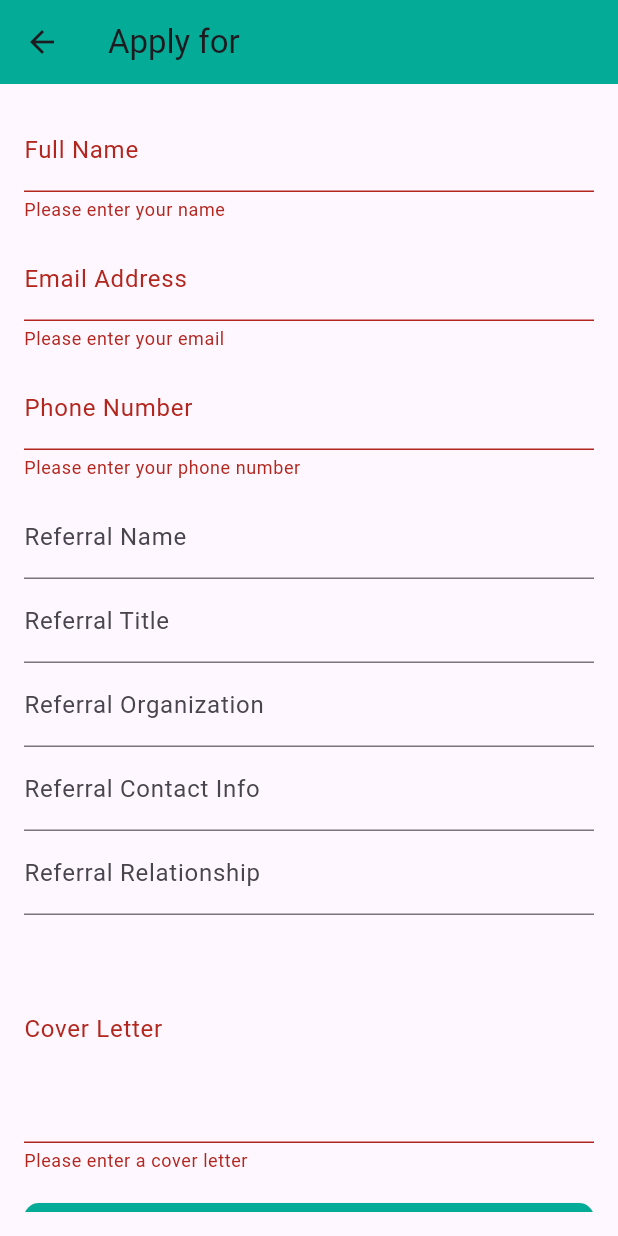
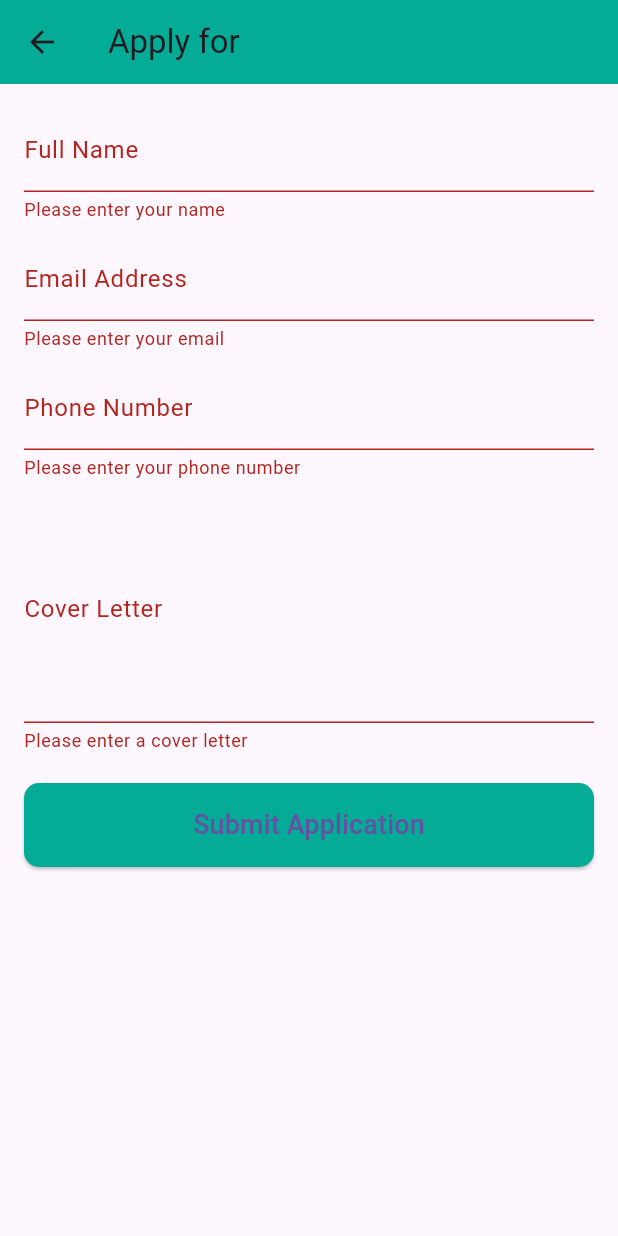
Before and after one commit to bsc-com-35-20/Intern_Hub, a Flutter app: the ApplicationPage screen opened directly with empty values, after a tap on "Submit Application", on a phone screen of 412 x 824 dp. Run offline on Flutter 3.47's test engine with Material 3 defaults, Android fonts, the light colour scheme and no system bars; our stand-ins replace cloud_firestore, file_picker, firebase_auth, firebase_core, firebase_storage, fluttertoast and 1 more; accounts and stored records are empty.

Commit message:
failed to send applications to email. tryng a different way

```diff
--- a/lib/Home/Applicationpage.dart
+++ b/lib/Home/Applicationpage.dart
@@ -1,17 +1,13 @@
 import 'package:flutter/material.dart';
 import 'package:cloud_firestore/cloud_firestore.dart';
 import 'package:internhub/Home/success.dart';
-
 
 class ApplicationPage extends StatefulWidget {
   final String vacancyId;
   final String vacancyTitle;
   final String category;
 
-  ApplicationPage(
-      {required this.vacancyId,
-      required this.vacancyTitle,
-      required this.category});
+  ApplicationPage({required this.vacancyId, required this.vacancyTitle, required this.category});
 
   @override
   _ApplicationPageState createState() => _ApplicationPageState();
@@ -23,12 +19,6 @@ class _ApplicationPageState extends State<ApplicationPage> {
   final TextEditingController emailController = TextEditingController();
   final TextEditingController phoneController = TextEditingController();
   final TextEditingController coverLetterController = TextEditingController();
-  final TextEditingController referralNameController = TextEditingController();
-  final TextEditingController referralTitleController = TextEditingController();
-  final TextEditingController referralOrganizationController = TextEditingController();
-  final TextEditingController referralContactController = TextEditingController();
-  final TextEditingController referralRelationshipController = TextEditingController();
-
 
   Future<void> _submitApplication() async {
   if (_formKey.currentState!.validate()) {
@@ -42,33 +32,37 @@ class _ApplicationPageState extends State<ApplicationPage> {
         'email': emailController.text,
         'phone': phoneController.text,
         'coverLetter': coverLetterController.text,
-          'referral': {
-          'name': referralNameController.text,
-          'title': referralTitleController.text,
-          'organization': referralOrganizationController.text,
-          'contact': referralContactController.text,
-          'relationship': referralRelationshipController.text,
-        },
         'appliedAt': DateTime.now(),
       });
 
       // Also add the application under the specific vacancy in "Manage Internships"
-        await sendApplicationEmail();
+      await FirebaseFirestore.instance
+          .collection('Internship_Posted')
+          .doc(widget.category)
+          .collection('Opportunities')
+          .doc(widget.vacancyId) // Using vacancyId as document ID
+          .collection('Applications')
+          .add({
+        'name': nameController.text,
+        'email': emailController.text,
+        'phone': phoneController.text,
+        'coverLetter': coverLetterController.text,
+        'appliedAt': DateTime.now(),
+      });
 
-        print("Navigating to SuccessPage...");
        Navigator.push(
           context,
           MaterialPageRoute(builder: (context) => SuccessPage()),
         );
     } catch (e) {
       ScaffoldMessenger.of(context).showSnackBar(
-          SnackBar(
-              content: Text('Failed to submit application. Please try again.')),
+        SnackBar(content: Text('Failed to submit application. Please try again.')),
       );
       print(e);
     }
   }
 }
+
 
   @override
   Widget build(BuildContext context) {
@@ -122,27 +116,6 @@ class _ApplicationPageState extends State<ApplicationPage> {
               ),
               SizedBox(height: 10),
               TextFormField(
-                controller: referralNameController,
-                decoration: InputDecoration(labelText: 'Referral Name'),
-              ),
-              TextFormField(
-                controller: referralTitleController,
-                decoration: InputDecoration(labelText: 'Referral Title'),
-              ),
-              TextFormField(
-                controller: referralOrganizationController,
-                decoration: InputDecoration(labelText: 'Referral Organization'),
-              ),
-              TextFormField(
-                controller: referralContactController,
-                decoration: InputDecoration(labelText: 'Referral Contact Info'),
-              ),
-              TextFormField(
-                controller: referralRelationshipController,
-                decoration: InputDecoration(labelText: 'Referral Relationship'),
-              ),
-
-              TextFormField(
                 controller: coverLetterController,
                 decoration: InputDecoration(labelText: 'Cover Letter'),
                 maxLines: 5,
@@ -163,8 +136,7 @@ class _ApplicationPageState extends State<ApplicationPage> {
                     borderRadius: BorderRadius.circular(10),
                   ),
                 ),
-                child:
-                    Text('Submit Application', style: TextStyle(fontSize: 18)),
+                child: Text('Submit Application', style: TextStyle(fontSize: 18)),
               ),
             ],
           ),
```
Lines whose indentation alone changed are shown as unchanged.
